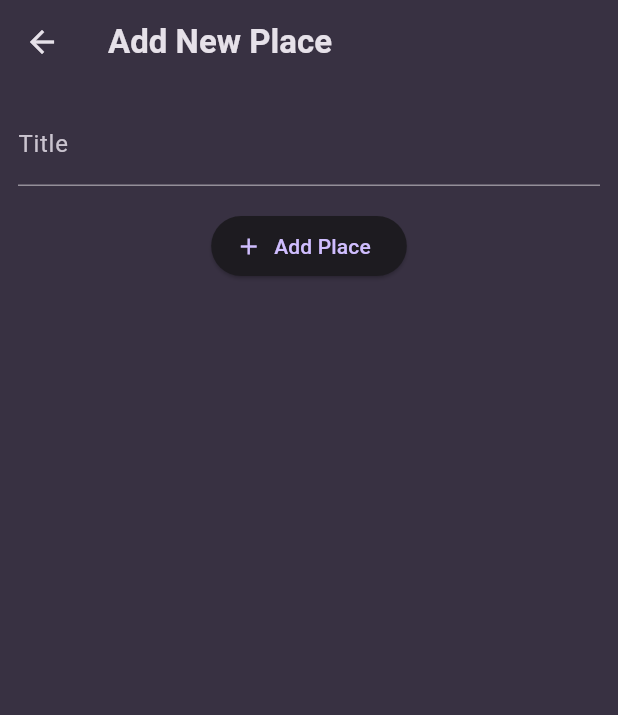
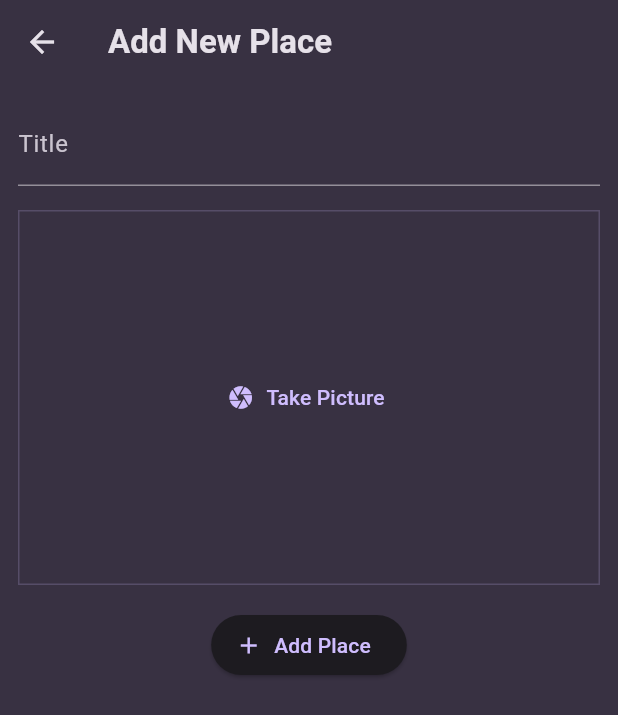
Before and after one commit to IamHaydenNg/favourite_places, a Flutter app: the AddPlacesScreen screen opened directly, on a phone screen of 412 x 824 dp. Shown: the top 715 px of the screen. Run offline on Flutter 3.47's test engine with Material 3 defaults, Android fonts, the phone set to English and light mode, and no system bars; our stand-ins replace flutter_riverpod, google_fonts.

Commit message:
Class 244: Adding a 'Pick an Image' Input (Container, BoxDecoration)

```diff
--- a/lib/screens/add_places.dart
+++ b/lib/screens/add_places.dart
@@ -1,4 +1,5 @@
 import 'package:favourite_places/providers/user_places.dart';
+import 'package:favourite_places/widgets/image_input.dart';
 import 'package:flutter/material.dart';
 import 'package:flutter_riverpod/flutter_riverpod.dart';
 
@@ -48,9 +49,9 @@ class _AddPlacesScreenState extends ConsumerState<AddPlacesScreen> {
               controller: _titleController,
               style: TextStyle(color: Theme.of(context).colorScheme.onSurface),
             ),
-            const SizedBox(
-              height: 16,
-            ),
+            const SizedBox(height: 16),
+            ImageInput(),
+            const SizedBox(height: 16),
             ElevatedButton.icon(
               icon: const Icon(Icons.add),
               onPressed: _savePlace,
--- /dev/null
+++ b/lib/widgets/image_input.dart
@@ -0,0 +1,32 @@
+import 'package:flutter/material.dart';
+
+class ImageInput extends StatefulWidget {
+  const ImageInput({super.key});
+
+  @override
+  State<ImageInput> createState() {
+    return _ImageInputState();
+  }
+}
+
+class _ImageInputState extends State<ImageInput> {
+  @override
+  Widget build(BuildContext context) {
+    return Container(
+      decoration: BoxDecoration(
+        border: Border.all(
+          width: 1,
+          color: Theme.of(context).colorScheme.primary.withOpacity(0.2),
+        ),
+      ),
+      height: 250,
+      alignment: Alignment.center,
+      width: double.infinity,
+      child: TextButton.icon(
+        icon: const Icon(Icons.camera),
+        label: const Text('Take Picture'),
+        onPressed: () {},
+      ),
+    );
+  }
+}
```
